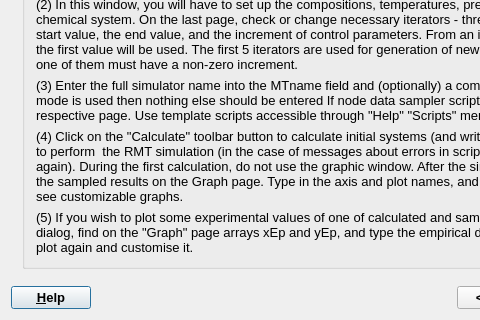
Qt form gems3/vizor4/dlg4/GEM2MTWizard4.ui (gemshub/GEMSGUI) before a commit; both pictures show x 0 to 480 and y 332 to 652 of the 720 by 652 pixel window.
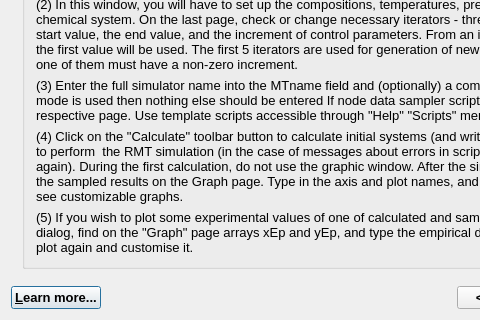
The same form after that commit.

Commit message: Renamed some help names (SD)

```diff
--- a/gems3/vizor4/dlg4/GEM2MTWizard4.ui
+++ b/gems3/vizor4/dlg4/GEM2MTWizard4.ui
@@ -1390,7 +1390,7 @@
         </font>
        </property>
        <property name="text">
-        <string>&amp;Help</string>
+        <string>&amp;Learn more...</string>
        </property>
       </widget>
      </item>
```
The commit also changes 40 other files.
